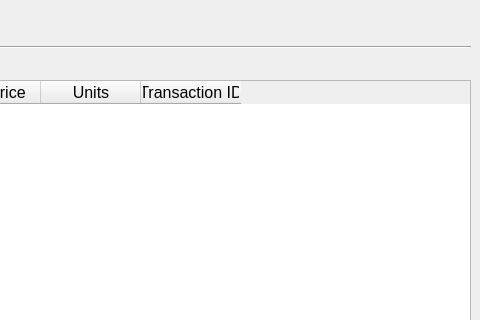
The window that src/ui/transaction_history.ui (IsaacCheng9/trading-portfolio-tracker) describes before a commit, drawn with Qt 5; both pictures show x 870 to 1350 and y 0 to 320 of the 1350 by 800 pixel window.
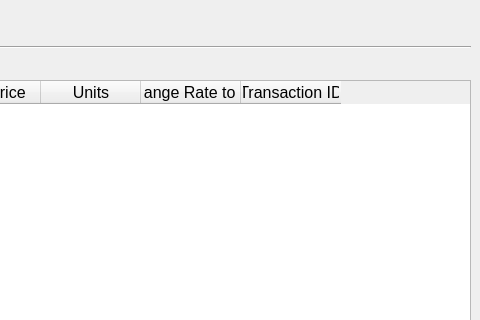
The same window after the commit.

Commit message: Display portfolio rate of return, store exchange rate in transactions (#35)

What changed in the file:
```diff
--- a/src/ui/transaction_history.ui
+++ b/src/ui/transaction_history.ui
@@ -159,6 +159,11 @@
         <string>Units</string>
        </property>
       </column>
+      <column>
+       <property name="text">
+        <string>Exchange Rate to GBP</string>
+       </property>
+      </column>
       <column>
        <property name="text">
         <string>Transaction ID</string>
```
The commit also changes 8 other files.
